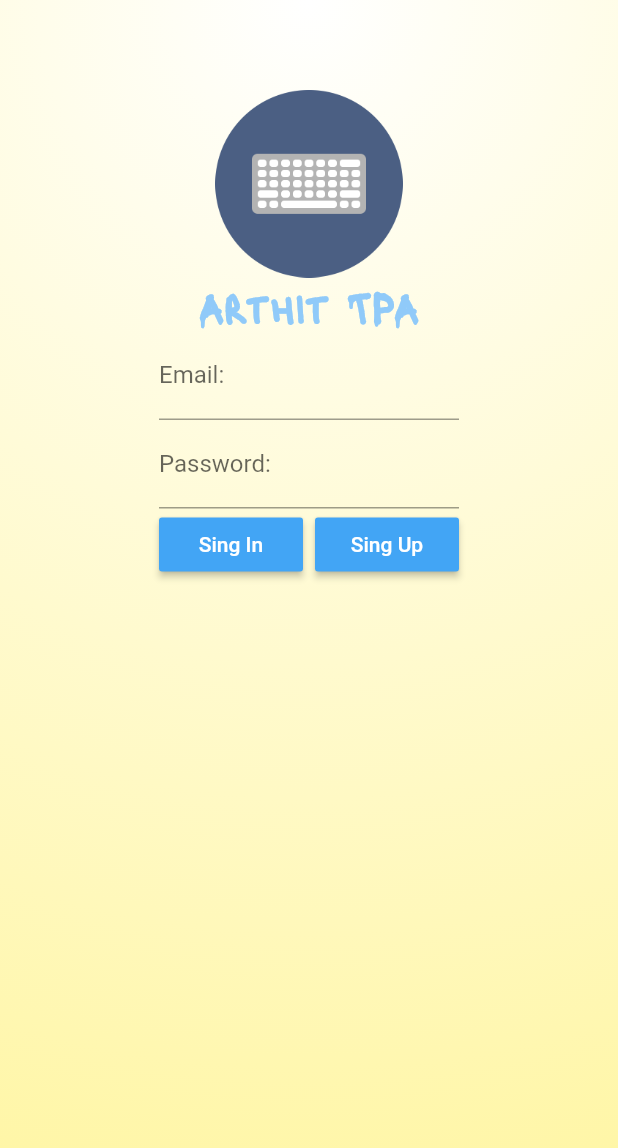
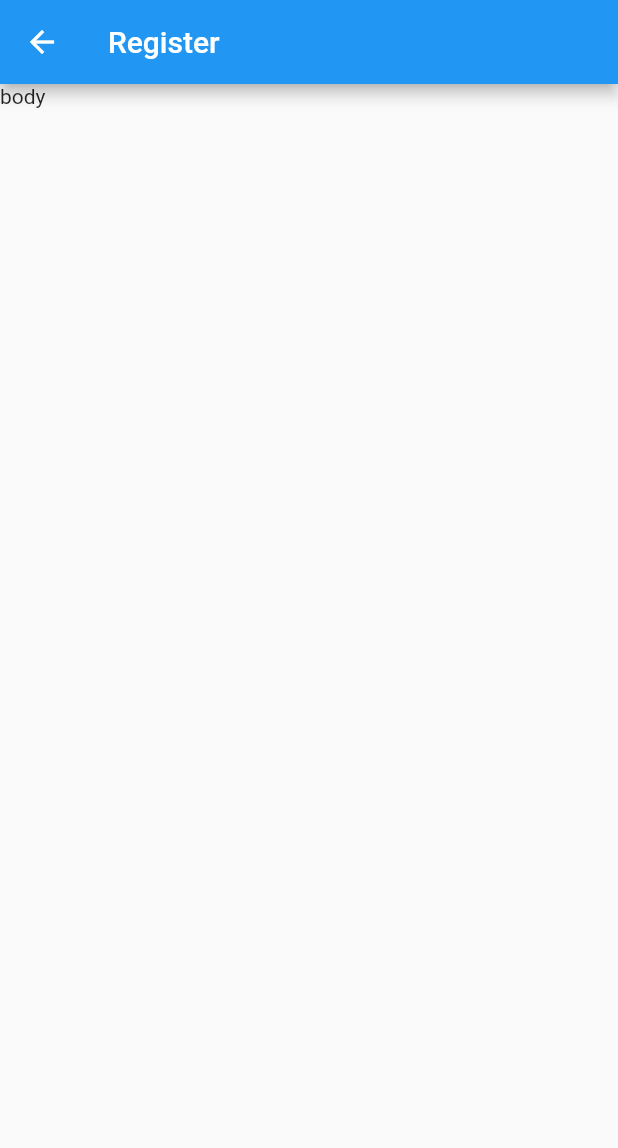
Before and after one commit to Arthitvic/Flutter-arthit, a Flutter app: the screen it shows after launch, after a tap on "Sing Up", on a phone screen of 412 x 824 dp. Shown: the top 1148 px of the screen. Run offline on Flutter 3.47's test engine with Material 2 defaults, Android fonts, the phone set to English and light mode, and no system bars.

Commit message:
Crate Route Success

```diff
--- a/lib/screens/authen.dart
+++ b/lib/screens/authen.dart
@@ -1,4 +1,5 @@
 import 'package:flutter/material.dart';
+import 'package:pun_tpa/screens/register.dart';
 
 class Authen extends StatefulWidget {
   @override
@@ -20,7 +21,7 @@ class _AuthenState extends State<Authen> {
 
   Widget showtext() {
     return Text(
-      'Arthit TPA',
+      'Arthit TPA ',
       style: TextStyle(
           fontSize: 30.0,
           color: Colors.blue[200],
@@ -77,7 +78,11 @@ class _AuthenState extends State<Authen> {
           color: Colors.white,
         ),
       ),
-      onPressed: () {},
+      onPressed: () {
+        print('You click Sing Up');
+        var registerRoute = MaterialPageRoute(builder: (BuildContext context)=> Register());
+        Navigator.of(context).push(registerRoute);
+      },
     );
   }
 
--- /dev/null
+++ b/lib/screens/register.dart
@@ -0,0 +1,18 @@
+import 'package:flutter/material.dart';
+
+class Register extends StatefulWidget {
+  @override
+  _RegisterState createState() => _RegisterState();
+}
+
+class _RegisterState extends State<Register> {
+  @override
+  Widget build(BuildContext context) {
+    return Scaffold(
+      appBar: AppBar(
+        title: Text('Register'),
+      ),
+      body: Text('body'), // AppBer
+    );
+  }
+}
```
